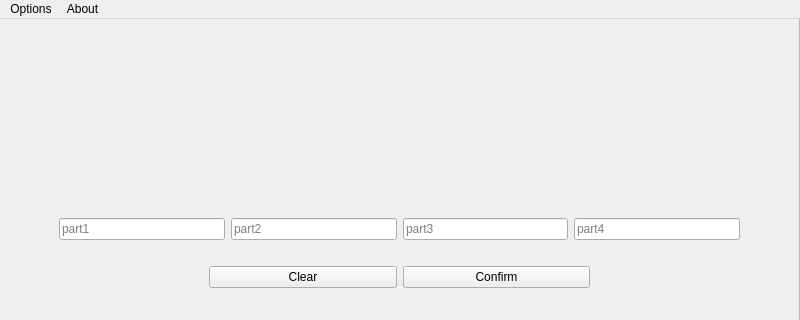
The window that ui/mainwindow.ui (cyc-987/K-Verification) describes before a commit, drawn with Qt 5; both pictures show x 0 to 800 and y 0 to 320 of the 800 by 600 pixel window.
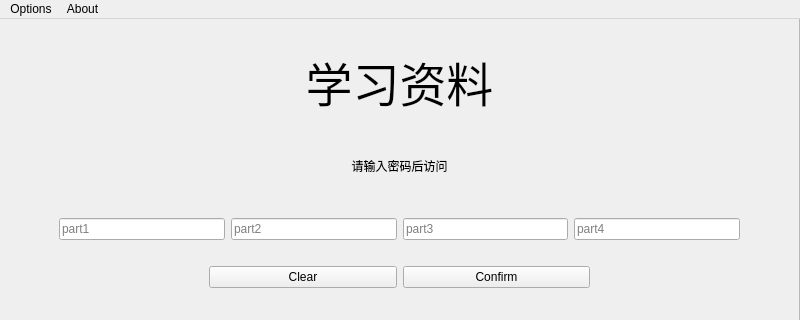
The same window after the commit.

```diff
--- a/ui/mainwindow.ui
+++ b/ui/mainwindow.ui
@@ -186,6 +186,56 @@
       </item>
      </layout>
     </widget>
+    <widget class="QLabel" name="label_pic">
+     <property name="geometry">
+      <rect>
+       <x>140</x>
+       <y>25</y>
+       <width>121</width>
+       <height>91</height>
+      </rect>
+     </property>
+     <property name="text">
+      <string/>
+     </property>
+    </widget>
+    <widget class="QWidget" name="">
+     <property name="geometry">
+      <rect>
+       <x>40</x>
+       <y>24</y>
+       <width>721</width>
+       <height>163</height>
+      </rect>
+     </property>
+     <layout class="QVBoxLayout" name="verticalLayout_3">
+      <item>
+       <widget class="QLabel" name="label_heading">
+        <property name="font">
+         <font>
+          <pointsize>35</pointsize>
+         </font>
+        </property>
+        <property name="text">
+         <string>学习资料</string>
+        </property>
+        <property name="alignment">
+         <set>Qt::AlignCenter</set>
+        </property>
+       </widget>
+      </item>
+      <item>
+       <widget class="QLabel" name="label_heading2">
+        <property name="text">
+         <string>请输入密码后访问</string>
+        </property>
+        <property name="alignment">
+         <set>Qt::AlignCenter</set>
+        </property>
+       </widget>
+      </item>
+     </layout>
+    </widget>
    </widget>
    <widget class="QFrame" name="frame_information_area">
     <property name="geometry">
```
Left out of the diff: 4 changed lines with no effect on the pictures.
